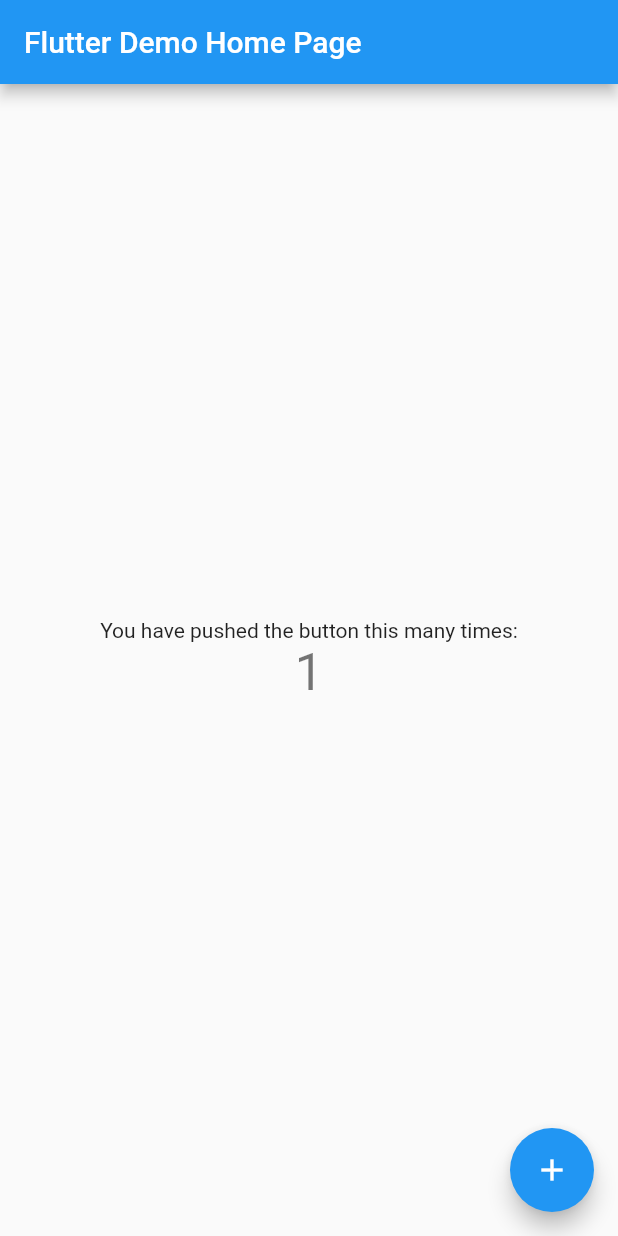
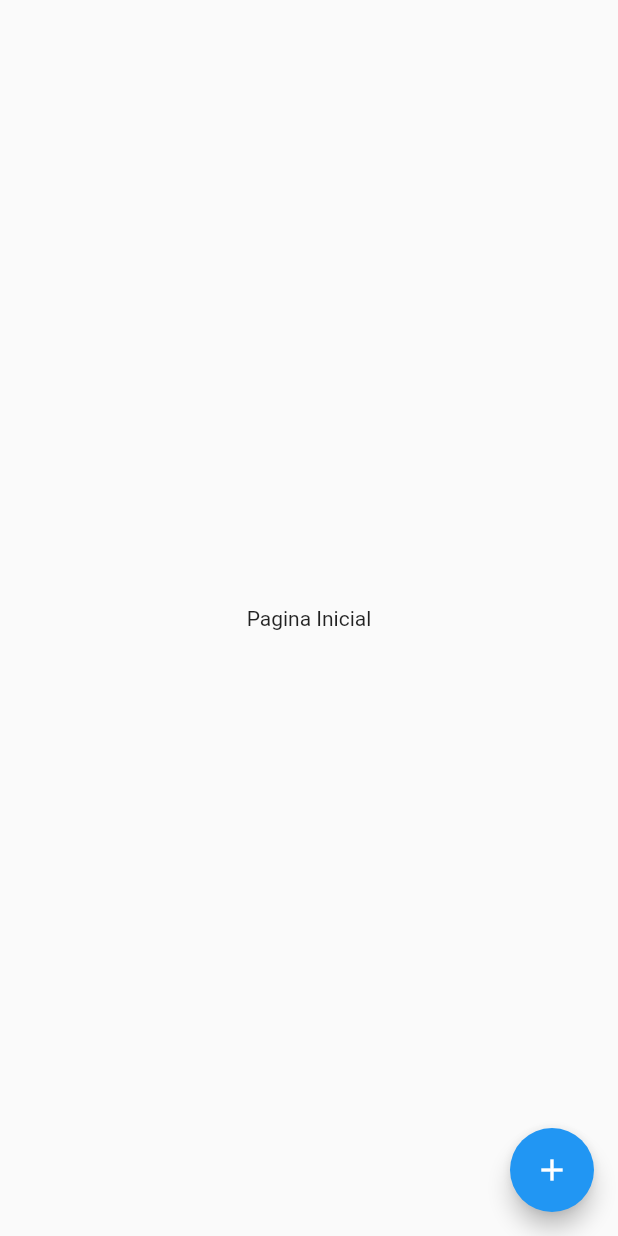
Before and after one commit to WorstOne0/Bluerandom-Flutter, a Flutter app: the screen it shows after launch, after a tap on the "add" icon, on a phone screen of 412 x 824 dp. Run offline on Flutter 3.47's test engine with Material 2 defaults, Android fonts, the phone set to English and light mode, and no system bars.

Commit message:
Starting a Splash Screen

```diff
--- a/lib/main.dart
+++ b/lib/main.dart
@@ -1,115 +1,40 @@
 import 'package:flutter/material.dart';
+import 'package:bluerandom/pages/splashScreen.dart';
 
-void main() {
-  runApp(const MyApp());
-}
+void main() => runApp(const MyApp());
 
 class MyApp extends StatelessWidget {
   const MyApp({Key? key}) : super(key: key);
 
-  // This widget is the root of your application.
   @override
   Widget build(BuildContext context) {
     return MaterialApp(
-      title: 'Flutter Demo',
+      title: 'Bluerandom',
+      debugShowCheckedModeBanner: false,
       theme: ThemeData(
-        // This is the theme of your application.
-        //
-        // Try running your application with "flutter run". You'll see the
-        // application has a blue toolbar. Then, without quitting the app, try
-        // changing the primarySwatch below to Colors.green and then invoke
-        // "hot reload" (press "r" in the console where you ran "flutter run",
-        // or simply save your changes to "hot reload" in a Flutter IDE).
-        // Notice that the counter didn't reset back to zero; the application
-        // is not restarted.
         primarySwatch: Colors.blue,
       ),
-      home: const MyHomePage(title: 'Flutter Demo Home Page'),
+      home: const SplashScreen(
+        goToPage: TemporaryPage(),
+        duration: 3,
+      ),
     );
   }
 }
 
-class MyHomePage extends StatefulWidget {
-  const MyHomePage({Key? key, required this.title}) : super(key: key);
-
-  // This widget is the home page of your application. It is stateful, meaning
-  // that it has a State object (defined below) that contains fields that affect
-  // how it looks.
-
-  // This class is the configuration for the state. It holds the values (in this
-  // case the title) provided by the parent (in this case the App widget) and
-  // used by the build method of the State. Fields in a Widget subclass are
-  // always marked "final".
-
-  final String title;
-
-  @override
-  State<MyHomePage> createState() => _MyHomePageState();
-}
-
-class _MyHomePageState extends State<MyHomePage> {
-  int _counter = 0;
-
-  void _incrementCounter() {
-    setState(() {
-      // This call to setState tells the Flutter framework that something has
-      // changed in this State, which causes it to rerun the build method below
-      // so that the display can reflect the updated values. If we changed
-      // _counter without calling setState(), then the build method would not be
-      // called again, and so nothing would appear to happen.
-      _counter++;
-    });
-  }
+class TemporaryPage extends StatelessWidget {
+  const TemporaryPage({Key? key}) : super(key: key);
 
   @override
   Widget build(BuildContext context) {
-    // This method is rerun every time setState is called, for instance as done
-    // by the _incrementCounter method above.
-    //
-    // The Flutter framework has been optimized to make rerunning build methods
-    // fast, so that you can just rebuild anything that needs updating rather
-    // than having to individually change instances of widgets.
     return Scaffold(
-      appBar: AppBar(
-        // Here we take the value from the MyHomePage object that was created by
-        // the App.build method, and use it to set our appbar title.
-        title: Text(widget.title),
-      ),
       body: Center(
-        // Center is a layout widget. It takes a single child and positions it
-        // in the middle of the parent.
-        child: Column(
-          // Column is also a layout widget. It takes a list of children and
-          // arranges them vertically. By default, it sizes itself to fit its
-          // children horizontally, and tries to be as tall as its parent.
-          //
-          // Invoke "debug painting" (press "p" in the console, choose the
-          // "Toggle Debug Paint" action from the Flutter Inspector in Android
-          // Studio, or the "Toggle Debug Paint" command in Visual Studio Code)
-          // to see the wireframe for each widget.
-          //
-          // Column has various properties to control how it sizes itself and
-          // how it positions its children. Here we use mainAxisAlignment to
-          // center the children vertically; the main axis here is the vertical
-          // axis because Columns are vertical (the cross axis would be
-          // horizontal).
-          mainAxisAlignment: MainAxisAlignment.center,
-          children: <Widget>[
-            const Text(
-              'You have pushed the button this many times:',
-            ),
-            Text(
-              '$_counter',
-              style: Theme.of(context).textTheme.headline4,
-            ),
-          ],
+        child: Container(
+          child: Text("Pagina Inicial"),
         ),
       ),
-      floatingActionButton: FloatingActionButton(
-        onPressed: _incrementCounter,
-        tooltip: 'Increment',
-        child: const Icon(Icons.add),
-      ), // This trailing comma makes auto-formatting nicer for build methods.
+      floatingActionButton:
+          FloatingActionButton(onPressed: () {}, child: Icon(Icons.add)),
     );
   }
 }
--- /dev/null
+++ b/lib/pages/splashScreen.dart
@@ -0,0 +1,41 @@
+import 'package:flutter/material.dart';
+
+class SplashScreen extends StatelessWidget {
+  const SplashScreen({Key? key, required this.goToPage, required this.duration})
+      : super(key: key);
+
+  final int duration;
+  final Widget goToPage;
+
+  @override
+  Widget build(BuildContext context) {
+    // Para setar o tempo da Duração da Splash Screen
+    Future.delayed(Duration(seconds: duration), () {
+      // Navigator.pushReplacement troca a tela atual(Splash Screen) por
+      // outra tela sem que o usúario possa volta para a tela anterior
+      Navigator.pushReplacement(
+          context, MaterialPageRoute(builder: (context) => goToPage));
+    });
+
+    return Scaffold(
+      body: Container(
+        child: Column(
+          children: [
+            // Fazer um Icone de Bluetooth
+            Icon(Icons.bluetooth, color: Colors.white, size: 100),
+            Container(
+              child: Text(
+                "Bluerandom",
+                style: TextStyle(color: Colors.white, fontSize: 30),
+              ),
+              margin: EdgeInsets.only(top: 20),
+            )
+          ],
+          mainAxisAlignment: MainAxisAlignment.center,
+        ),
+        width: double.infinity,
+        color: Colors.blue,
+      ),
+    );
+  }
+}
```
Also changed, not shown: pubspec.yaml (+1 -33 lines).
